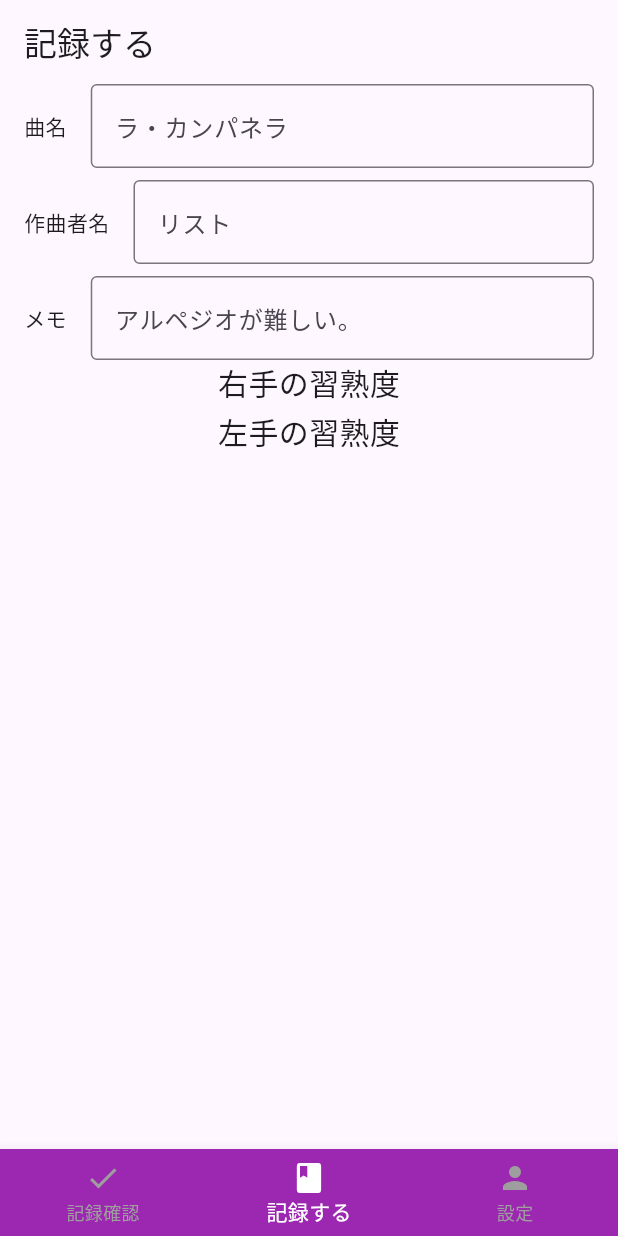
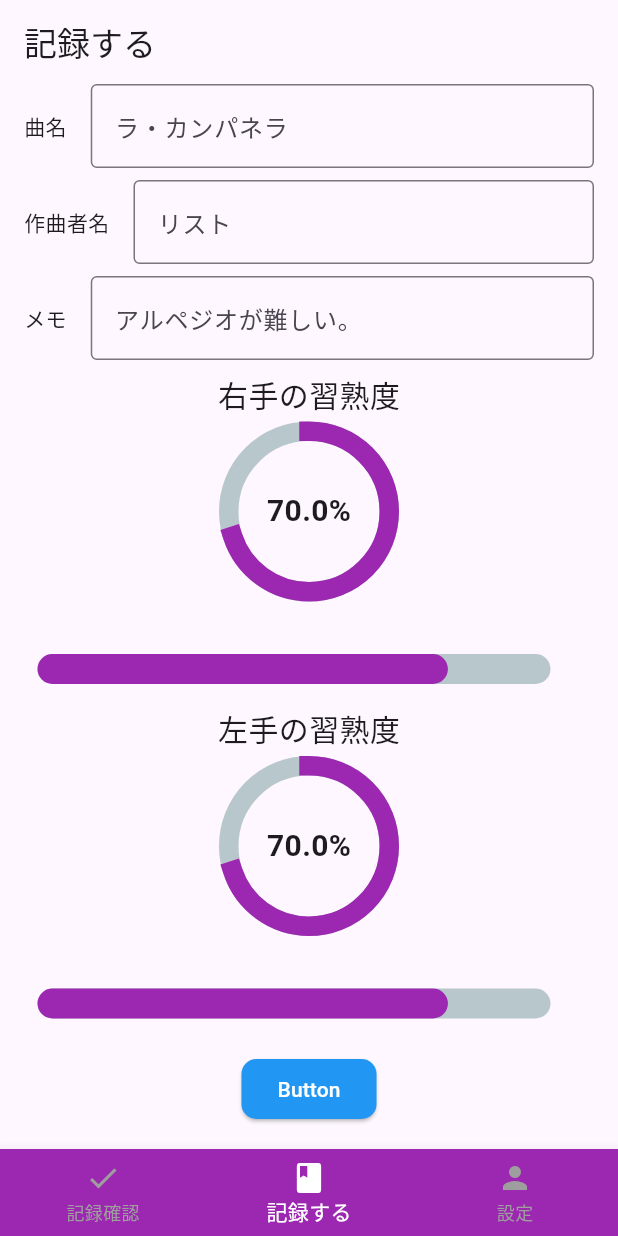
Before and after one commit to Yuki-Naka-Sharing-Study/PianoCoverBookFlutter, a Flutter app: the screen it shows after launch, item 2 of the bottom bar chosen, on a phone screen of 412 x 824 dp. Run offline on Flutter 3.47's test engine with Material 3 defaults, Android fonts, the phone set to English and light mode, and no system bars; drawn by our look-alikes of percent_indicator.

Commit message:
Added CircularPercentIndicator and LinearPercentIndicator.

```diff
--- a/lib/src/screens/record.dart
+++ b/lib/src/screens/record.dart
@@ -1,4 +1,6 @@
 import 'package:flutter/material.dart';
+import 'package:percent_indicator/circular_percent_indicator.dart';
+import 'package:percent_indicator/linear_percent_indicator.dart';
 
 class RecordScreen extends StatelessWidget {
   const RecordScreen({Key? key}) : super(key: key);
@@ -8,9 +10,9 @@ class RecordScreen extends StatelessWidget {
       appBar: AppBar(
         title: const Text('記録する'),
       ),
-      body: const Column(
+      body: Column(
         children: [
-          Row(
+          const Row(
             children: [
               SizedBox(width: 16),
               Text("曲名"),
@@ -32,9 +34,9 @@ class RecordScreen extends StatelessWidget {
             ],
           ),
 
-          SizedBox(height: 8),
+          const SizedBox(height: 8),
 
-          Row(
+          const Row(
             children: [
               SizedBox(width: 16),
               Text("作曲者名"),
@@ -56,9 +58,9 @@ class RecordScreen extends StatelessWidget {
             ],
           ),
 
-          SizedBox(height: 8),
+          const SizedBox(height: 8),
 
-          Row(
+          const Row(
             children: [
               SizedBox(width: 16),
               Text("メモ"),
@@ -80,37 +82,91 @@ class RecordScreen extends StatelessWidget {
             ],
           ),
 
-          Text(
+          const SizedBox(height: 8),
+
+          const Text(
             '右手の習熟度',
             style: TextStyle(
               fontSize: 20,
             ),
           ),
 
-          SizedBox(height: 4),
+          const SizedBox(height: 4),
 
-          // ○○％のCircular Progress Bar
+          CircularPercentIndicator(
+            radius: 60.0,
+            lineWidth: 13.0,
+            animation: true,
+            percent: 0.7,
+            center: Text("70.0%", style: TextStyle(fontWeight: FontWeight.bold, fontSize: 20),),
+            // footer: Text("Sales this week", style: TextStyle(fontSize: 14),),
+            circularStrokeCap: CircularStrokeCap.square,
+            progressColor: Colors.purple,
+          ),
+          const SizedBox(height: 20,),
+          Padding(
+            padding: const EdgeInsets.all(15.0),
+            child: LinearPercentIndicator(
+              width: MediaQuery.of(context).size.width - 50,
+              animation: true,
+              lineHeight: 20.0,
+              animationDuration: 2500,
+              percent: 0.8,
+              // center: Text("70.0%"),
+              // linearStrokeCap: LinearStrokeCap.roundAll,
+              barRadius: Radius.circular(15),
+              progressColor: Colors.purple,
+            ),
+          ),
 
-
-          // ○○％のSeekBar
-
-          Text(
+          const Text(
             '左手の習熟度',
             style: TextStyle(
               fontSize: 20,
             ),
           ),
 
-          SizedBox(height: 4),
+          const SizedBox(height: 4),
 
-          // ○○％のCircular Progress Bar
+          CircularPercentIndicator(
+            radius: 60.0,
+            lineWidth: 13.0,
+            animation: true,
+            percent: 0.7,
+            center: Text("70.0%", style: TextStyle(fontWeight: FontWeight.bold, fontSize: 20),),
+            // footer: Text("Sales this week", style: TextStyle(fontSize: 14),),
+            circularStrokeCap: CircularStrokeCap.square,
+            progressColor: Colors.purple,
+          ),
+          const SizedBox(height: 20,),
+          Padding(
+            padding: const EdgeInsets.all(15.0),
+            child: LinearPercentIndicator(
+              width: MediaQuery.of(context).size.width - 50,
+              animation: true,
+              lineHeight: 20.0,
+              animationDuration: 2500,
+              percent: 0.8,
+              // center: Text("70.0%"),
+              // linearStrokeCap: LinearStrokeCap.roundAll,
+              barRadius: Radius.circular(15),
+              progressColor: Colors.purple,
+            ),
+          ),
 
+          const SizedBox(height: 8),
 
-          // ○○％のSeekBar
-
-
+          ElevatedButton(
+            child: const Text('Button'),
+            style: ElevatedButton.styleFrom(
+              foregroundColor: Colors.white,
+              backgroundColor: Colors.blue,
+              shape: RoundedRectangleBorder(
+                borderRadius: BorderRadius.circular(10),
+              ),
+            ),
+            onPressed: () {}, )
         ],
-
       ),
     );
   }
--- a/pubspec.yaml
+++ b/pubspec.yaml
@@ -31,6 +31,7 @@ dependencies:
   flutter:
     sdk: flutter
 
+  percent_indicator: ^4.0.0
 
   # The following adds the Cupertino Icons font to your application.
   # Use with the CupertinoIcons class for iOS style icons.
```
Also changed, not shown: pubspec.lock.
